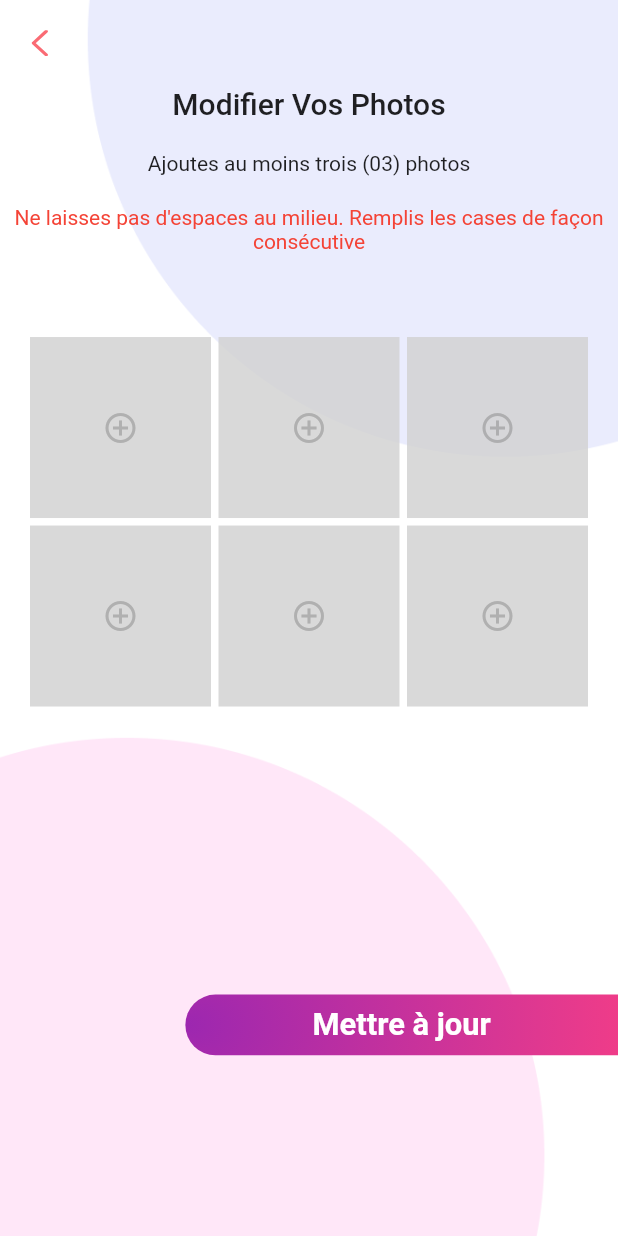
After one commit to jbokobosso/ajanchat, a Flutter app: the UpdatePicturesPage screen opened by its route, after a tap on "Mettre à jour", on a phone screen of 412 x 824 dp. The commit adds this screen. Run offline on Flutter 3.47's test engine with Material 2 defaults, Android fonts, the phone set to English and light mode, and no system bars; our stand-ins replace animated_bottom_navigation_bar, bubble, cloud_firestore, firebase_auth, firebase_core, firebase_storage and 10 more; missing offline and left inert: align_positioned, dart:ffi, enum_to_string, flutter_swipable; accounts and stored records are empty.

Commit message:
BL: Implemented update profile pictures

```diff
--- a/lib/constants/routes.dart
+++ b/lib/constants/routes.dart
@@ -6,6 +6,7 @@ import 'package:ajanchat/pages/auth/phone_page.dart';
 import 'package:ajanchat/pages/auth/pictures_page.dart';
 import 'package:ajanchat/pages/auth/preferences_page.dart';
 import 'package:ajanchat/pages/auth/register_page.dart';
+import 'package:ajanchat/pages/profile/update_pictures_page.dart';
 import 'package:ajanchat/pages/profile/update_preferences_page.dart';
 import 'package:ajanchat/pages/startup/startup_page.dart';
 import 'package:ajanchat/pages/tabs/chat/single_chat_page.dart';
@@ -27,6 +28,7 @@ class RouteNames {
   static String tabs = "/tabs";
   static String singleChat = "/singleChat";
   static String updatePreferences = "/updatePreferences";
+  static String updatePictures = "/updatePictures";
 }
 
 Map<String, Widget Function(BuildContext)> routes = <String, WidgetBuilder> {
@@ -43,4 +45,5 @@ Map<String, Widget Function(BuildContext)> routes = <String, WidgetBuilder> {
   RouteNames.tabs : (BuildContext context) => const TabsPage(),
   RouteNames.singleChat : (BuildContext context) => const SingleChatPage(),
   RouteNames.updatePreferences : (BuildContext context) => const UpdatePreferencesPage(),
+  RouteNames.updatePictures : (BuildContext context) => const UpdatePicturesPage(),
 };
--- a/lib/models/image_card_model.dart
+++ b/lib/models/image_card_model.dart
@@ -3,6 +3,7 @@ import 'dart:io';
 class ImageCardModel {
   File image;
   bool isFilled;
+  String networkImage;
 
-  ImageCardModel({required this.image, this.isFilled = false});
+  ImageCardModel({required this.image, this.isFilled = false, this.networkImage = ""});
 }
--- /dev/null
+++ b/lib/pages/profile/update_pictures_page.dart
@@ -0,0 +1,158 @@
+import 'dart:io';
+
+import 'package:ajanchat/constants/file_assets.dart';
+import 'package:ajanchat/constants/globals.dart';
+import 'package:ajanchat/constants/routes.dart';
+import 'package:ajanchat/models/image_card_model.dart';
+import 'package:ajanchat/providers/auth_provider.dart';
+import 'package:ajanchat/widgets/gradient_tile.dart';
+import 'package:flutter/material.dart';
+import 'package:flutter_svg/svg.dart';
+import 'package:lottie/lottie.dart';
+import 'package:provider/provider.dart';
+
+class UpdatePicturesPage extends StatefulWidget {
+  const UpdatePicturesPage({Key? key}) : super(key: key);
+
+  @override
+  _UpdatePicturesPageState createState() => _UpdatePicturesPageState();
+}
+
+class _UpdatePicturesPageState extends State<UpdatePicturesPage> {
+
+  double topCurvedHeightScale = 0.2;
+  double formHeightScale = 0.6;
+  double textInputSpacingScale = 0.05;
+
+  final double tileScale = 0.04;
+  final double tileFontScale = 0.03;
+
+  @override
+  Widget build(BuildContext context) {
+
+    double deviceWidth = MediaQuery.of(context).size.width;
+    double deviceHeight = MediaQuery.of(context).size.height;
+
+    return Scaffold(
+        extendBodyBehindAppBar: true,
+        appBar: AppBar(
+          elevation: 0,
+          backgroundColor: Colors.transparent,
+          leading: IconButton(
+            icon: SvgPicture.asset(FileAssets.backArrowIcon),
+            onPressed: () => Navigator.of(context).pop(),
+          ),
+        ),
+        body: Container(
+            padding: EdgeInsets.only(
+              bottom: 20.0,
+              top: deviceHeight * 0.07,
+            ),
+            decoration: BoxDecoration(
+                image: DecorationImage(
+                    image: AssetImage(FileAssets.bg2),
+                    fit: BoxFit.cover)),
+            child: Consumer<AuthProvider>(
+              builder: (context, authProvider, child) => Column(
+                crossAxisAlignment: CrossAxisAlignment.center,
+                children: [
+                  Text('Modifier Vos Photos', style: Theme.of(context).textTheme.headline6),
+                  const SizedBox(height: 20.0),
+                  const Text('Ajoutes au moins trois (0${Globals.maximumProfilePicturesCount}) photos'),
+                  Consumer<AuthProvider>(
+                    builder: (context, authProvider, child) => authProvider.images.takeWhile((value) => value.isFilled).toList().length < Globals.maximumProfilePicturesCount
+                        ? Column(
+                      children: const [
+                        SizedBox(height: 20.0),
+                        Text("Ne laisses pas d'espaces au milieu. Remplis les cases de façon consécutive", style: TextStyle(color: Colors.red), textAlign: TextAlign.center),
+                      ],
+                    )
+                        : const SizedBox(height: 0, width: 0),
+                  ),
+                  SizedBox(
+                    height: deviceHeight * 0.6,
+                    child: Padding(
+                      padding: const EdgeInsets.symmetric(horizontal: 20.0),
+                      child: GridView.count(
+                        crossAxisCount: 3,
+                        crossAxisSpacing: 5,
+                        mainAxisSpacing: 5,
+                        children: [
+                          ImageCard(index: 0, image: authProvider.images[0].image, networkImage: authProvider.images[0].networkImage.isEmpty ? "" : authProvider.images[0].networkImage),
+                          ImageCard(index: 1, image: authProvider.images[1].image, networkImage: authProvider.images[1].networkImage.isEmpty ? "" : authProvider.images[1].networkImage),
+                          ImageCard(index: 2, image: authProvider.images[2].image, networkImage: authProvider.images[2].networkImage.isEmpty ? "" : authProvider.images[2].networkImage),
+                          ImageCard(index: 3, image: authProvider.images[3].image, networkImage: authProvider.images[3].networkImage.isEmpty ? "" : authProvider.images[3].networkImage),
+                          ImageCard(index: 4, image: authProvider.images[4].image, networkImage: authProvider.images[4].networkImage.isEmpty ? "" : authProvider.images[4].networkImage),
+                          ImageCard(index: 5, image: authProvider.images[5].image, networkImage: authProvider.images[5].networkImage.isEmpty ? "" : authProvider.images[5].networkImage),
+                        ],
+                      ),
+                    ),
+                  ),
+                  Column(
+                    children: [
+                      // Text("${authProvider.images.takeWhile((value) => value.isFilled).toList().length}"),
+                      authProvider.isUploading || authProvider.isBusy
+                          ? LottieBuilder.asset(FileAssets.lottieUploading, width: MediaQuery.of(context).size.width*0.3)
+                          : GestureDetector(
+                              onTap: () => authProvider.onUpdatePicturesFormSaved(context),
+                              child: const GradientTile(
+                                  tileText: "Mettre à jour",
+                                  tileAlignment: Alignment.centerRight),
+                            ),
+                      authProvider.isUploading
+                          ? Column(
+                              children: [
+                                const Text("Téléversement des images"),
+                                Text("Image N° ${authProvider.currentUploadingImageCount}", style: TextStyle(color: Theme.of(context).primaryColor),),
+                                Text("${authProvider.uploadPercentage.ceil()} %")
+                              ],
+                            )
+                          : Container()
+                    ],
+                  )
+                ],
+              ),
+            )
+        )
+    );
+  }
+}
+
+class ImageCard extends StatelessWidget {
+  int index;
+  File image = File("");
+  String networkImage = "";
+
+  ImageCard({required this.index, required this.image, required this.networkImage, Key? key}) : super(key: key);
+
+  @override
+  Widget build(BuildContext context) {
+    return Consumer<AuthProvider>(
+      builder: (context, authProvider, child) => GestureDetector(
+        onTap: () => authProvider.pickImage(index, context),
+        child: Stack(
+          alignment: Alignment.center,
+          children: [
+            networkImage.isNotEmpty ? Image.network(networkImage, fit: BoxFit.cover, width: double.infinity, height: double.infinity) : SizedBox(),
+            image.path.isNotEmpty ? Image.file(image, fit: BoxFit.cover, width: double.infinity, height: double.infinity) : SizedBox(),
+            image.path.isEmpty && networkImage.isEmpty ? Container(color: const Color(0xD1D1D1D1)) : SizedBox(),
+            image.path.isEmpty || networkImage.isEmpty
+                ? const Icon(Icons.add_circle_outline, color: Color(0x90909090))
+                : Container(),
+            Positioned(
+                child: networkImage != "" || image.path != ""
+                    ? GestureDetector(
+                      onTap: () => authProvider.clearPictures(index),
+                      child: Container(
+                          child: IconButton(icon: SvgPicture.asset(FileAssets.closeIcon), onPressed: () => authProvider.clearPictures(index)),
+                          decoration: const BoxDecoration(color: Color(0x80ffffff)),
+                        ),
+                    )
+                    : Container()
+            )
+          ],
+        ),
+      ),
+    );
+  }
+}
--- a/lib/pages/tabs/profile_tab.dart
+++ b/lib/pages/tabs/profile_tab.dart
@@ -175,7 +175,14 @@ class _ProfileTabState extends State<ProfileTab> {
             ),
             const Divider(),
 
-            const ListTile(leading: Icon(Icons.camera_alt_outlined), title: Text("Modifier Mes Photos")),
+            ListTile(
+              onTap: () {
+                authProvider.setImages(authProvider.loggedUser.images);
+                Navigator.of(context).pushNamed(RouteNames.updatePictures);
+              },
+              leading: Icon(Icons.camera_alt_outlined),
+              title: Text("Modifier Mes Photos")
+            ),
             const Divider(),
 
             authProvider.isBusy
--- a/lib/providers/auth_provider.dart
+++ b/lib/providers/auth_provider.dart
@@ -83,6 +83,28 @@ class AuthProvider extends ChangeNotifier {
   bool isLoggingOut = false;
   int currentUploadingImageCount = 1;
 
+  downloadLoggedUserImages() {
+
+  }
+
+  setImages(List<dynamic> existingNetworkImages) {
+    int i=0;
+    int j=0;
+    for(dynamic image in images) {
+      images[j].networkImage = "";
+      j++;
+    }
+
+    for(dynamic networkImage in existingNetworkImages) {
+      images[i].networkImage = networkImage;
+      i++;
+    }
+    if (kDebugMode) {
+      print(images);
+    }
+    notifyListeners();
+  }
+
   setPreferences(List<dynamic> newStringPrefs) {
     for(dynamic newPref in newStringPrefs) {
       int i=0;
@@ -93,7 +115,9 @@ class AuthProvider extends ChangeNotifier {
         i++;
       }
     }
-    print(preferences);
+    if (kDebugMode) {
+      print(preferences);
+    }
     notifyListeners();
   }
 
@@ -260,6 +284,7 @@ class AuthProvider extends ChangeNotifier {
   }
 
   Future<void> pickImage(int index, BuildContext buildContext) async {
+
     pickFile(ImageSource imageSource) async {
       final pickedFile = await picker.getImage(source: imageSource, maxWidth: 300, maxHeight: 300);
       if (pickedFile != null) {
@@ -308,6 +333,8 @@ class AuthProvider extends ChangeNotifier {
           ),
         )
     );
+
+
     // final pickedFile = await picker.getImage(source: ImageSource.gallery);
     // if (pickedFile != null) {
     //   images[index].image = File(pickedFile.path);
@@ -322,6 +349,7 @@ class AuthProvider extends ChangeNotifier {
   void clearPictures(int index) {
     images[index].isFilled = false;
     images[index].image = File("");
+    images[index].networkImage = "";
     notifyListeners();
   }
 
@@ -419,6 +447,17 @@ class AuthProvider extends ChangeNotifier {
     }
   }
 
+  Future<void> onUpdatePicturesFormSaved(BuildContext context) async {
+    signupAjan.images = images.where((element) => element.isFilled == true && element.networkImage.isEmpty).map((e) => e.image.path).toList();
+    if (kDebugMode) {
+      print(signupAjan);
+    }
+    var networkFilledCount = images.length - signupAjan.images.length;
+    // uploadProfilePictures(alreadyFilledCount: networkFilledCount);
+    await uploadUpdatedProfilePictures();
+    await updateImagesNames();
+  }
+
   void onPicturesFormSaved(BuildContext context) {
     signupAjan.images = images.where((element) => element.isFilled == true).map((e) => e.image.path).toList();
     if (kDebugMode) {
@@ -470,6 +509,10 @@ class AuthProvider extends ChangeNotifier {
     isLoggingOut = true;
     notifyListeners();
     try {
+      FirebaseStorage.instance
+          .ref(Globals.FSN_profile_pictures)
+          .child(FirebaseAuth.instance.currentUser!.uid)
+          .delete();
       FirebaseFirestore.instance
           .collection(Globals.FCN_ajan)
           .doc(FirebaseAuth.instance.currentUser!.uid)
@@ -552,7 +595,7 @@ class AuthProvider extends ChangeNotifier {
       Stream<TaskSnapshot> taskStream = FirebaseStorage.instance
           .ref(Globals.FSN_profile_pictures)
           .child(FirebaseAuth.instance.currentUser!.uid)
-          .child(imagePath.split("/").last)
+          .child( "$currentUploadingImageCount.${imagePath.split("/").last.toString().split('.').last}" )
           .putFile(File(imagePath))
           .snapshotEvents;
 
@@ -571,6 +614,48 @@ class AuthProvider extends ChangeNotifier {
       Utils.showToast("Image ${currentUploadingImageCount} téléversée !");
       currentUploadingImageCount++;
     }
+  }
+
+  Future<void> uploadUpdatedProfilePictures() async {
+    currentUploadingImageCount = 1; // initialize in case it's called multiple times
+    uploadedDownloadUrls = []; // erase data for multiple uploads (in dev mode)
+    for (ImageCardModel imageCardModel in images) {
+      if(imageCardModel.isFilled && imageCardModel.networkImage.isEmpty) {
+        isUploading = true;
+        Stream<TaskSnapshot> taskStream = FirebaseStorage.instance
+            .ref(Globals.FSN_profile_pictures)
+            .child(FirebaseAuth.instance.currentUser!.uid)
+            .child( "$currentUploadingImageCount.${imageCardModel.image.path.split("/").last.toString().split('.').last}")
+            .putFile(imageCardModel.image)
+            .snapshotEvents;
+
+        await for (TaskSnapshot taskSnapshot in taskStream) {
+          uploadPercentage = (taskSnapshot.bytesTransferred*100)/taskSnapshot.totalBytes;
+          notifyListeners();
+          if(uploadPercentage == 100) {
+            String uploadedUrl = await taskSnapshot.ref.getDownloadURL();
+            uploadedDownloadUrls.add(uploadedUrl);
+            break;
+          }
+        }
+
+        isUploading = false;
+        notifyListeners();
+        Utils.showToast("Image $currentUploadingImageCount téléversée !");
+
+
+      }
+      currentUploadingImageCount++; // even if an image is skipped, count anyway so that naming will work
+    }
+  }
+
+  Future<void> updateImagesNames() async {
+    FirebaseFirestore.instance
+        .collection(Globals.FCN_ajan)
+        .doc(FirebaseAuth.instance.currentUser!.uid)
+        .update(
+          {"images" : FieldValue.arrayUnion(uploadedDownloadUrls)}
+        );
   }
 
   bool genderPageIsValid(BuildContext context) {
--- a/pubspec.yaml
+++ b/pubspec.yaml
@@ -32,6 +32,7 @@ dependencies:
   geolocator: ^8.0.1
   enum_to_string: ^2.0.1
   location: ^4.3.0
+  dio: ^4.0.6
 
   # Data Storage
   shared_preferences: ^2.0.11
```
Also changed, not shown: pubspec.lock.
